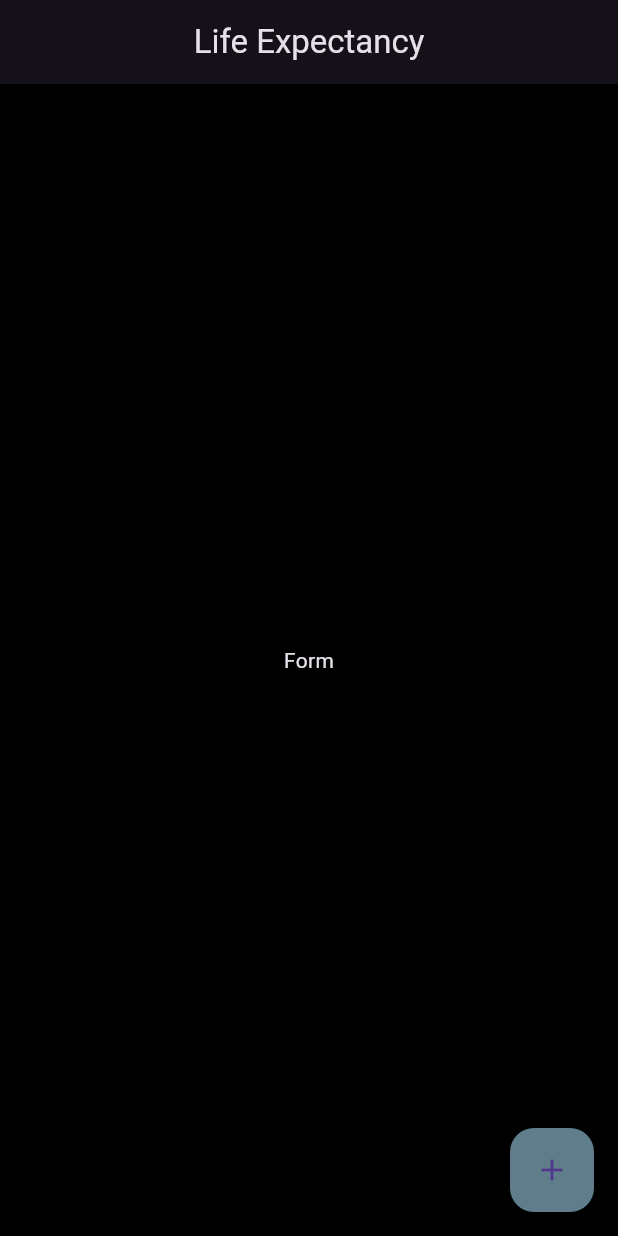
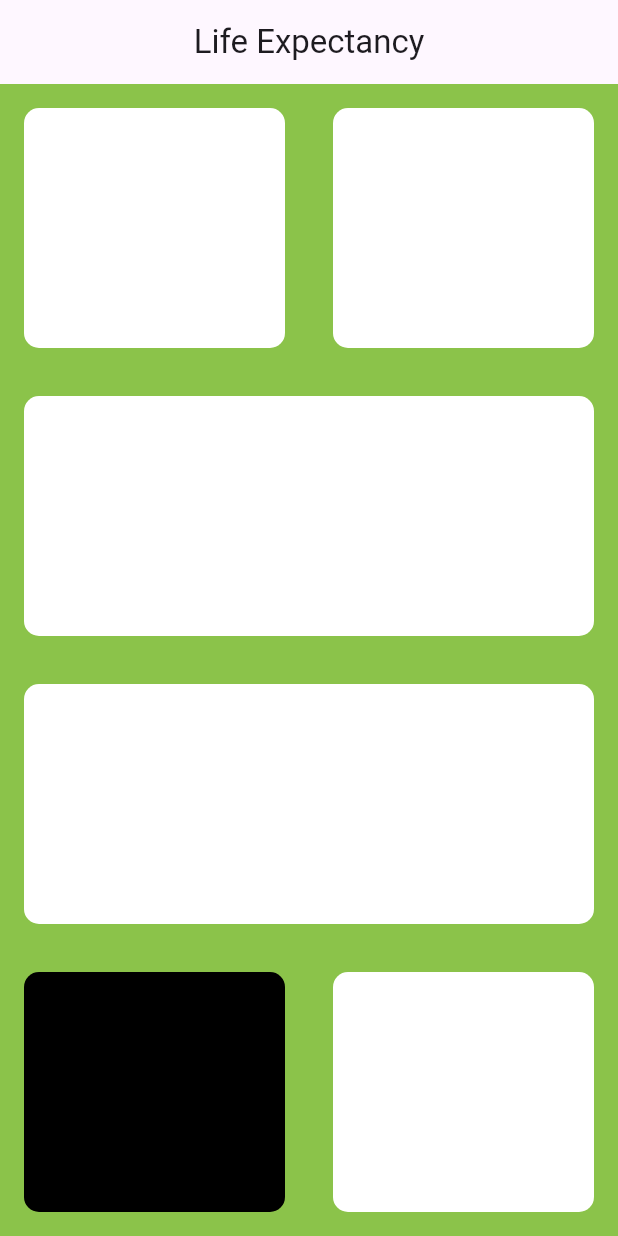
Before and after one commit to celikerde/life_expect, a Flutter app: the screen it shows after launch, on a phone screen of 412 x 824 dp. Run offline on Flutter 3.47's test engine with Material 3 defaults, Android fonts, the phone set to English and light mode, and no system bars.

Commit message:
outline has completed

```diff
--- /dev/null
+++ b/lib/input_page.dart
@@ -0,0 +1,71 @@
+import 'package:flutter/material.dart';
+
+class InputPage extends StatefulWidget {
+  const InputPage({super.key});
+
+  @override
+  State<InputPage> createState() => _InputPageState();
+}
+
+class _InputPageState extends State<InputPage> {
+  @override
+  Widget build(BuildContext context) {
+    return Scaffold(
+      appBar: AppBar(
+        title: Text('Life Expectancy'),
+        centerTitle: true,
+      ),
+      body: Column(
+        children: [
+          Expanded(
+            child: Row(
+              children: [
+                Expanded(
+                  child: MyContainer(),
+                ),
+                Expanded(
+                  child: Container(
+                    margin: EdgeInsets.all(16),
+                    decoration: BoxDecoration(
+                      color: Colors.white,
+                      borderRadius: BorderRadius.circular(10),
+                    ),
+                  ),
+                ),
+              ],
+            ),
+          ),
+          Expanded(child: MyContainer()),
+          Expanded(child: MyContainer()),
+          Expanded(
+            child: Row(
+              children: [
+                Expanded(
+                  child: MyContainer(
+                    color: Colors.black,
+                  ),
+                ),
+                Expanded(child: MyContainer()),
+              ],
+            ),
+          ),
+        ],
+      ),
+    );
+  }
+}
+
+class MyContainer extends StatelessWidget {
+  final Color color;
+  MyContainer({this.color = Colors.white});
+  @override
+  Widget build(BuildContext context) {
+    return Container(
+      margin: EdgeInsets.all(16),
+      decoration: BoxDecoration(
+        color: color,
+        borderRadius: BorderRadius.circular(10),
+      ),
+    );
+  }
+}
--- a/lib/main.dart
+++ b/lib/main.dart
@@ -1,4 +1,5 @@
 import 'package:flutter/material.dart';
+import 'package:life_expectancy/input_page.dart';
 
 void main() {
   runApp(const MyApp());
@@ -10,45 +11,11 @@ class MyApp extends StatelessWidget {
   @override
   Widget build(BuildContext context) {
     return MaterialApp(
+      theme: ThemeData(
+        scaffoldBackgroundColor: Colors.lightGreen,
+        primaryColor: Colors.lightGreen,
+      ),
       home: InputPage(),
-      theme: ThemeData.dark().copyWith(
-          brightness: Brightness.dark,
-          scaffoldBackgroundColor: Colors.black,
-          floatingActionButtonTheme:
-              FloatingActionButtonThemeData(backgroundColor: Colors.amber)),
     );
   }
 }
-
-class InputPage extends StatefulWidget {
-  const InputPage({super.key});
-
-  @override
-  State<InputPage> createState() => _InputPageState();
-}
-
-class _InputPageState extends State<InputPage> {
-  @override
-  Widget build(BuildContext context) {
-    return Scaffold(
-      appBar: AppBar(
-        title: Text('Life Expectancy'),
-        centerTitle: true,
-      ),
-      body: Center(
-        child: Text(
-          'Form',
-        ),
-      ),
-      floatingActionButton: Theme(
-        data: ThemeData(
-            floatingActionButtonTheme: FloatingActionButtonThemeData(
-                backgroundColor: Colors.blueGrey)),
-        child: FloatingActionButton(
-          onPressed: () {},
-          child: Icon(Icons.add),
-        ),
-      ),
-    );
-  }
-}
```
